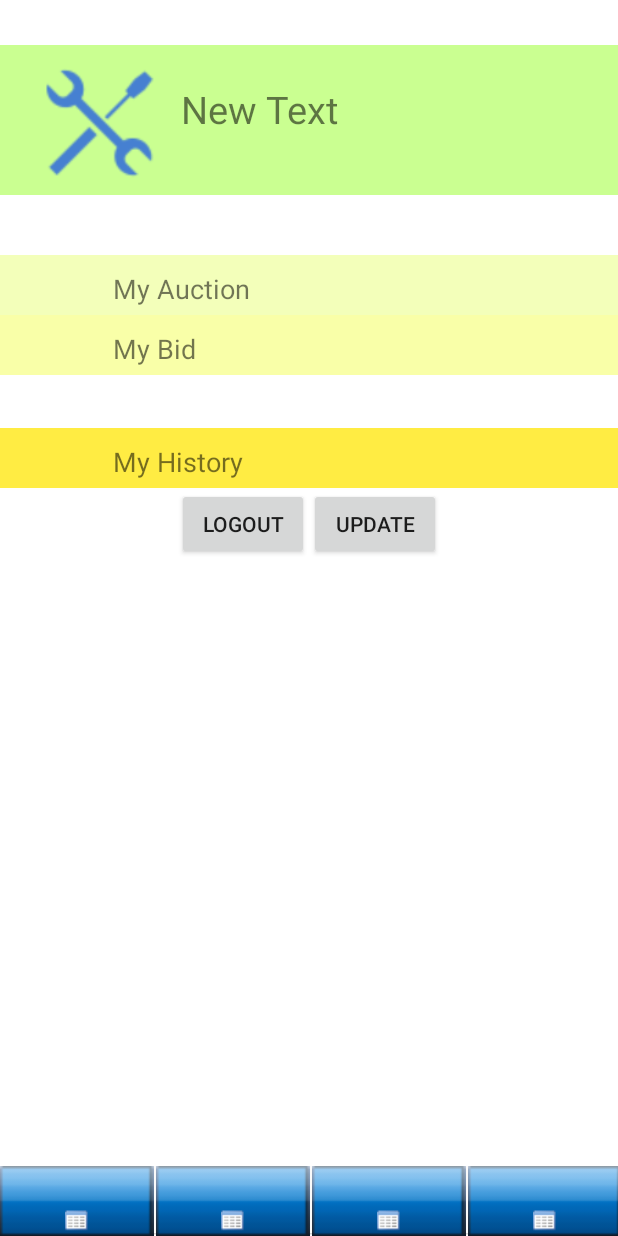
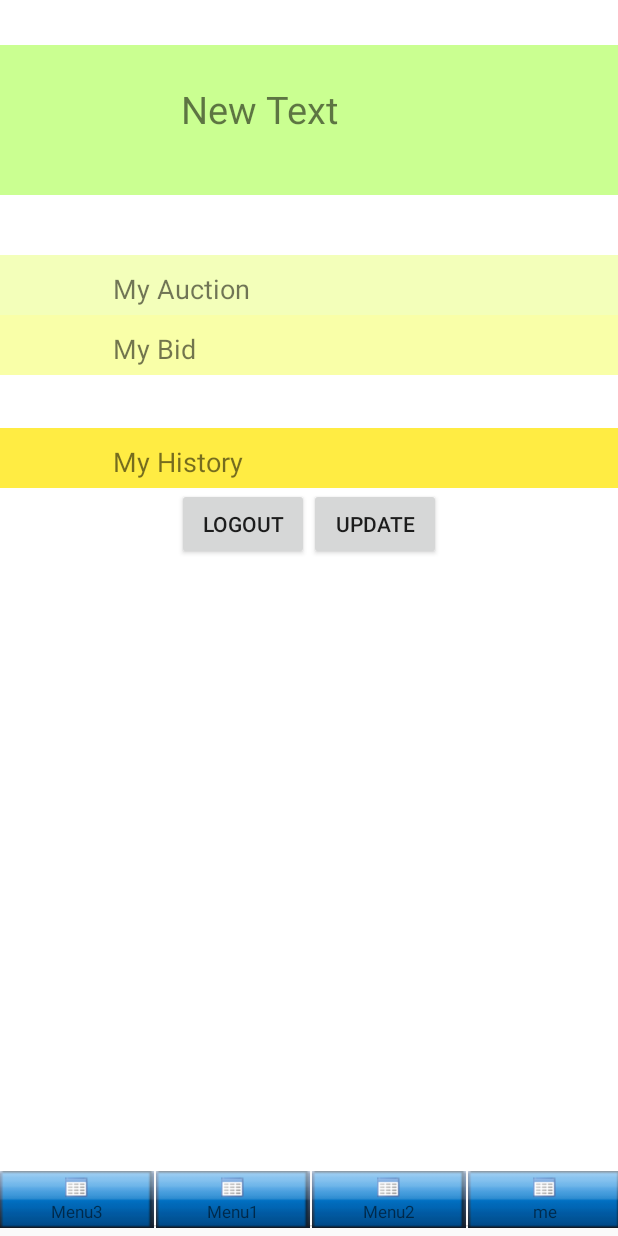
Before and after one commit to xzhouaf/Auction-House, an Android app: the PersonalInformation screen opened directly, with no data from a screen before it, on a phone screen of 412 x 824 dp. Run offline under Robolectric (Android 15) with nearby library versions, the phone set to English and light mode, and no system bars.

Commit message:
added less bugs

```diff
--- a/app/src/main/java/com/project/zxt/ustauctionhouse/bottomMenu/bottomMenuLayout.java
+++ b/app/src/main/java/com/project/zxt/ustauctionhouse/bottomMenu/bottomMenuLayout.java
@@ -32,7 +32,7 @@ public class bottomMenuLayout extends LinearLayout {
 
     private View bottomMenuLayout;
 
-    public static final int bottom_layoutHeight = 70;
+    public static final int bottom_layoutHeight = 65;
 
     public bottomMenuLayout(Context context)
     {
--- a/app/src/main/java/com/project/zxt/ustauctionhouse/bottomMenuActivity.java
+++ b/app/src/main/java/com/project/zxt/ustauctionhouse/bottomMenuActivity.java
@@ -9,6 +9,7 @@ import android.widget.LinearLayout;
 
 import com.project.zxt.ustauctionhouse.bottomMenu.bottomButton;
 import com.project.zxt.ustauctionhouse.bottomMenu.bottomMenuLayout;
+import com.project.zxt.ustauctionhouse.getScreenSize;
 
 import java.util.List;
 
@@ -79,6 +80,8 @@ public abstract class bottomMenuActivity extends Activity{
      * 创建底部菜单，需要子类实现，在此方法中，
      * 创建多个BottomButton对象并放置到List中返回即可。
      * 如果需要哪一个按钮当前被选中，则设置BottomButton的isCurrent属性为ture.
+     * @param bottomButtons
+     * @param bottomMenuLayout
      * @return
      */
     public abstract List<bottomButton> getButtonList();
--- a/app/src/main/java/com/project/zxt/ustauctionhouse/getScreenSize.java
+++ b/app/src/main/java/com/project/zxt/ustauctionhouse/getScreenSize.java
@@ -1,8 +1,5 @@
 package com.project.zxt.ustauctionhouse;
 
-import android.graphics.Point;
-import android.util.DisplayMetrics;
-import android.util.Log;
 import android.view.Display;
 import android.view.WindowManager;
 
@@ -19,15 +16,9 @@ public class getScreenSize {
         public getScreenSize(WindowManager windowManager)
         {
             instance = this;
-
-            DisplayMetrics dm = new DisplayMetrics();
             Display display = windowManager.getDefaultDisplay();
-            display.getMetrics(dm);
-
-            this.screenHeight = dm.heightPixels; //屏幕高度
-            this.screenWidth = dm.widthPixels;  //屏幕宽度
-            Log.i("SB", this.screenHeight+"");
-            Log.i("SB", this.screenWidth+"");
+            this.screenHeight = display.getHeight(); //屏幕高度
+            this.screenWidth = display.getWidth();  //屏幕宽度
         }
         public static getScreenSize getInstance()
         {
--- a/app/src/main/res/layout/bottom_menu_button_frame.xml
+++ b/app/src/main/res/layout/bottom_menu_button_frame.xml
@@ -1,31 +1,11 @@
+<?xml version="1.0" encoding="utf-8"?>
 <LinearLayout xmlns:android="http://schemas.android.com/apk/res/android"
-
-    android:orientation="vertical"
-    android:layout_width="64px"
-
-    android:layout_height="wrap_content"
-    android:id="@+id/bottom_menu_template_button_id"
-
+    android:orientation="vertical" android:layout_width="64px"
+    android:layout_height="wrap_content" android:id="@+id/bottom_menu_template_button_id"
     android:background="@drawable/tab_one_normal">
-
-    <ImageView
-        android:id="@+id/bottom_menu_template_img_id"
-        android:paddingTop="5px"
-        android:layout_gravity="center"
-
-        android:layout_width="wrap_content"
-        android:layout_height="70dp"
-        android:src="@drawable/home" />
-
-    <TextView
-        android:layout_width="wrap_content"
-        android:id="@+id/bottom_menu_template_text_id"
-
-        android:layout_height="wrap_content"
-        android:layout_gravity="center"
-
-        android:gravity="center"
-        android:textSize="11sp"
-        android:paddingBottom="5px"  />
-
+    <ImageView android:id="@+id/bottom_menu_template_img_id"   android:paddingTop="5px" android:layout_gravity="center"
+        android:layout_width="wrap_content" android:layout_height="wrap_content" android:src="@drawable/image" />
+    <TextView android:layout_width="wrap_content" android:id="@+id/bottom_menu_template_text_id"
+        android:layout_height="wrap_content" android:layout_gravity="center"
+        android:gravity="center" android:textSize="11sp" android:paddingBottom="5px"  />
 </LinearLayout>
--- a/app/src/main/res/layout/bottom_menu_layout.xml
+++ b/app/src/main/res/layout/bottom_menu_layout.xml
@@ -1,16 +1,8 @@
 <?xml version="1.0" encoding="utf-8"?>
 <LinearLayout xmlns:android="http://schemas.android.com/apk/res/android"
+    android:layout_width="fill_parent" android:layout_height="fill_parent" android:orientation="vertical">
 
-    android:layout_width="fill_parent"
-    android:layout_height="fill_parent"
-    android:orientation="vertical">
-
-    <LinearLayout
-        android:orientation="horizontal"
-        android:layout_width="fill_parent"
-        android:gravity="bottom"
-        android:layout_height="wrap_content"
-        android:id="@+id/bottom_menu_button_group_id">
+    <LinearLayout 	android:orientation="horizontal" android:layout_width="fill_parent"  android:gravity="bottom"
+        android:layout_height="wrap_content" android:id="@+id/bottom_menu_button_group_id">
     </LinearLayout>
-
 </LinearLayout>
```
